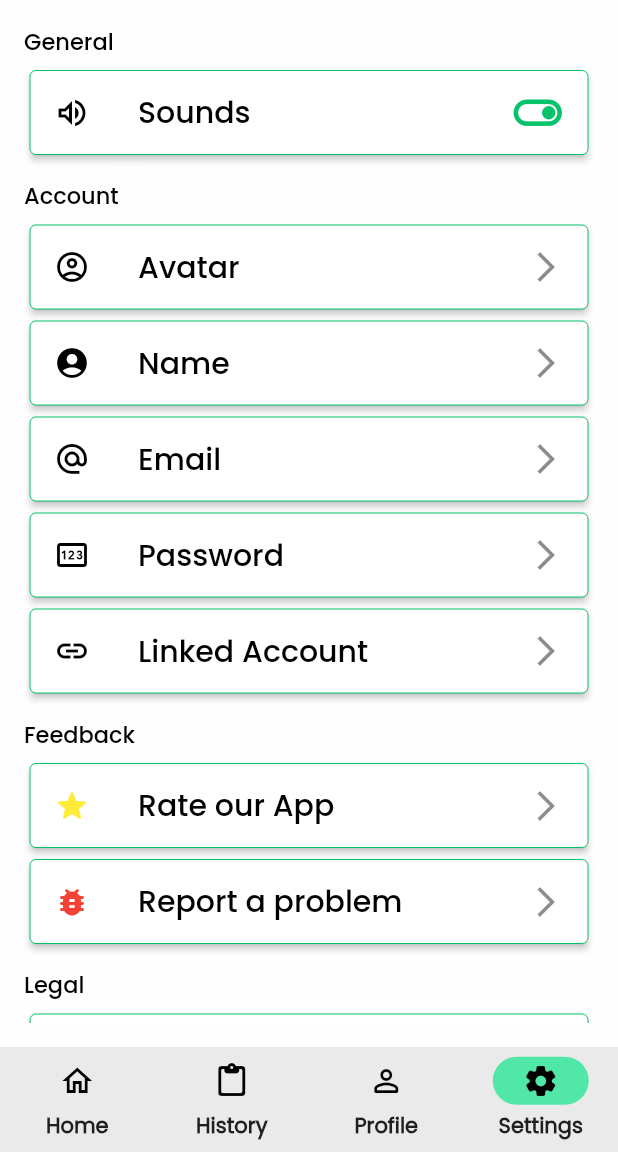
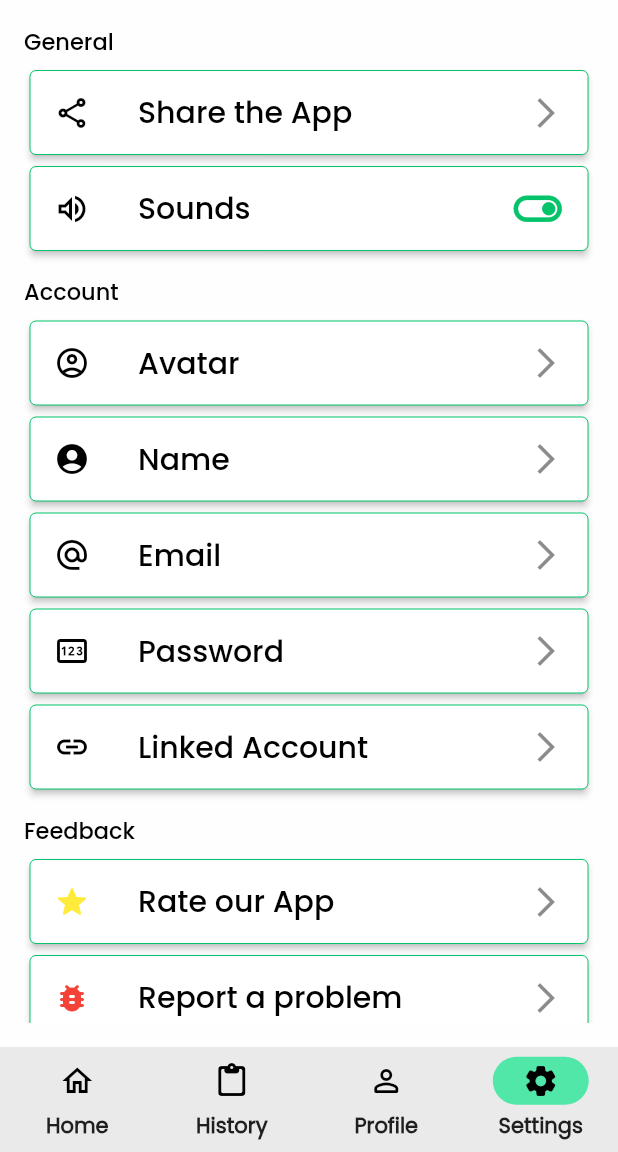
Before and after one commit to jelloalmoite/investor-quiz-app, a Flutter app: the screen it shows after launch, item 4 of the bottom bar chosen, on a phone screen of 412 x 824 dp, the part 84-1236 px from its top. Run offline on Flutter 3.47's test engine with Material 2 defaults, Android fonts, the phone set to English and light mode, and no system bars; our stand-ins replace animated_splash_screen, auto_size_text, hive, hive_flutter, page_transition, percent_indicator and 3 more; accounts and stored records are empty.

Commit message:
Settings share function

```diff
--- a/lib/pages/settings.dart
+++ b/lib/pages/settings.dart
@@ -1,4 +1,5 @@
 import 'package:flutter/material.dart';
+import 'package:share_plus/share_plus.dart';
 
 class SettingsPage extends StatefulWidget {
   const SettingsPage({Key? key}) : super(key: key);
@@ -76,7 +77,15 @@ class _SettingsPageState extends State<SettingsPage> {
             children: <Widget>[
               settingText("General"),
               const SizedBox(height: 4.0),
-
+              settingCard(
+                "Share the App",
+                const Icon(Icons.share_outlined, color: Colors.black),
+                () async {
+                  final urlPreview =
+                      'https://play.google.com/store/apps/details?id=no.mobitroll.kahoot.android&hl=en&gl=US';
+                  await Share.share('Available Now\n\n$urlPreview');
+                },
+              ),
               Card(
                 shape: RoundedRectangleBorder(
                   borderRadius: BorderRadius.circular(4),
--- a/pubspec.yaml
+++ b/pubspec.yaml
@@ -39,6 +39,7 @@ dependencies:
   analyzer: ^4.1.0
   animated_splash_screen: ^1.2.0
   syncfusion_flutter_charts: ^19.1.56
+  share_plus: ^4.0.7
 
 
   # The following adds the Cupertino Icons font to your application.
```
Also changed, not shown: pubspec.lock.
